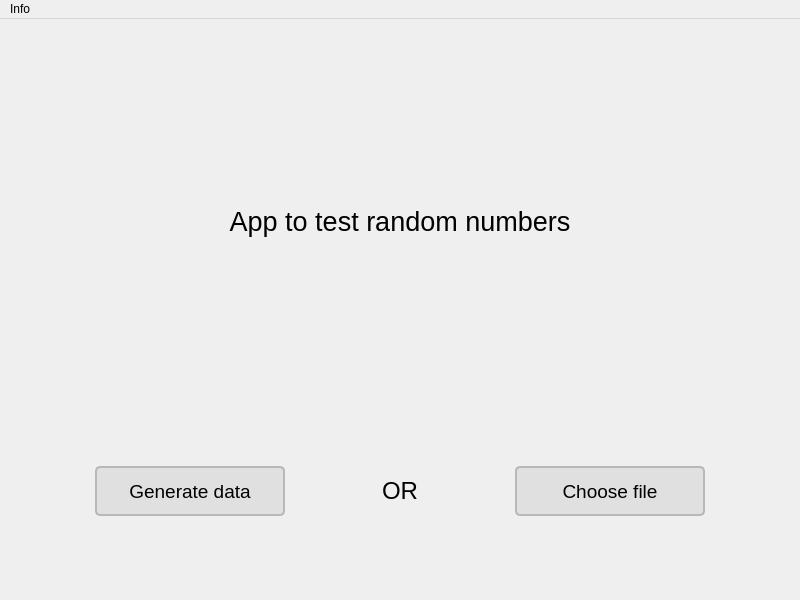
Mitt33/rngTest, file gui/ui/MainWindow.ui: the form before one commit.
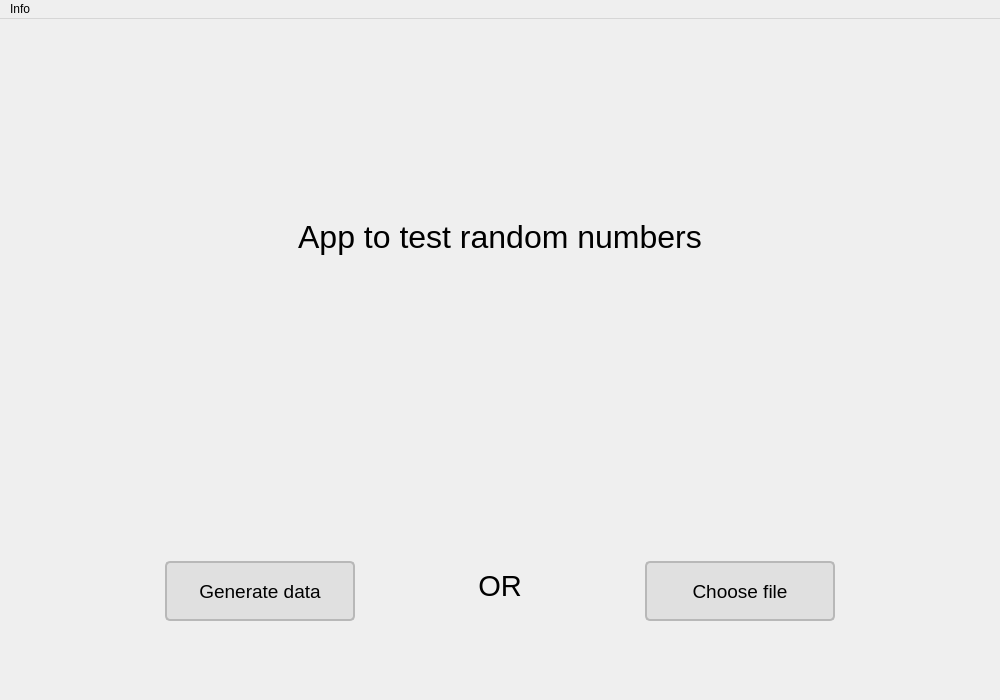
The form after the commit.

```diff
--- a/gui/ui/MainWindow.ui
+++ b/gui/ui/MainWindow.ui
@@ -6,8 +6,8 @@
    <rect>
     <x>0</x>
     <y>0</y>
-    <width>800</width>
-    <height>600</height>
+    <width>1000</width>
+    <height>700</height>
    </rect>
   </property>
   <property name="sizePolicy">
@@ -33,19 +33,26 @@
     <bool>false</bool>
    </property>
    <property name="styleSheet">
-    <string notr="true"/>
+    <string notr="true">
+
+
+
+QPushButton:pressed {
+    background-color: #1f364e;
+}
+</string>
    </property>
    <layout class="QGridLayout" name="gridLayout">
-    <item row="1" column="0">
-     <layout class="QHBoxLayout" name="horizontalLayout">
+    <item row="3" column="0">
+     <layout class="QHBoxLayout" name="horizontalLayout" stretch="1,1,1">
       <property name="spacing">
-       <number>20</number>
+       <number>40</number>
       </property>
       <property name="leftMargin">
        <number>40</number>
       </property>
       <property name="topMargin">
-       <number>20</number>
+       <number>80</number>
       </property>
       <property name="rightMargin">
        <number>40</number>
@@ -67,7 +74,7 @@
         <property name="minimumSize">
          <size>
           <width>190</width>
-          <height>50</height>
+          <height>60</height>
          </size>
         </property>
         <property name="maximumSize">
@@ -115,7 +122,7 @@
         </property>
         <property name="minimumSize">
          <size>
-          <width>190</width>
+          <width>210</width>
           <height>50</height>
          </size>
         </property>
@@ -127,7 +134,7 @@
         </property>
         <property name="font">
          <font>
-          <pointsize>18</pointsize>
+          <pointsize>22</pointsize>
          </font>
         </property>
         <property name="text">
@@ -149,7 +156,7 @@
         <property name="minimumSize">
          <size>
           <width>190</width>
-          <height>50</height>
+          <height>60</height>
          </size>
         </property>
         <property name="maximumSize">
@@ -183,7 +190,7 @@
       </item>
      </layout>
     </item>
-    <item row="0" column="0">
+    <item row="1" column="0">
      <widget class="QLabel" name="label">
       <property name="minimumSize">
        <size>
@@ -193,7 +200,7 @@
       </property>
       <property name="font">
        <font>
-        <pointsize>20</pointsize>
+        <pointsize>24</pointsize>
        </font>
       </property>
       <property name="midLineWidth">
@@ -207,6 +214,32 @@
       </property>
      </widget>
     </item>
+    <item row="2" column="0">
+     <spacer name="verticalSpacer">
+      <property name="orientation">
+       <enum>Qt::Vertical</enum>
+      </property>
+      <property name="sizeHint" stdset="0">
+       <size>
+        <width>20</width>
+        <height>40</height>
+       </size>
+      </property>
+     </spacer>
+    </item>
+    <item row="0" column="0">
+     <spacer name="verticalSpacer_2">
+      <property name="orientation">
+       <enum>Qt::Vertical</enum>
+      </property>
+      <property name="sizeHint" stdset="0">
+       <size>
+        <width>20</width>
+        <height>40</height>
+       </size>
+      </property>
+     </spacer>
+    </item>
    </layout>
   </widget>
   <widget class="QMenuBar" name="menubar">
@@ -214,7 +247,7 @@
     <rect>
      <x>0</x>
      <y>0</y>
-     <width>800</width>
+     <width>1000</width>
      <height>21</height>
     </rect>
    </property>
```
Left out of the diff: 27 changed lines with no effect on the pictures.
